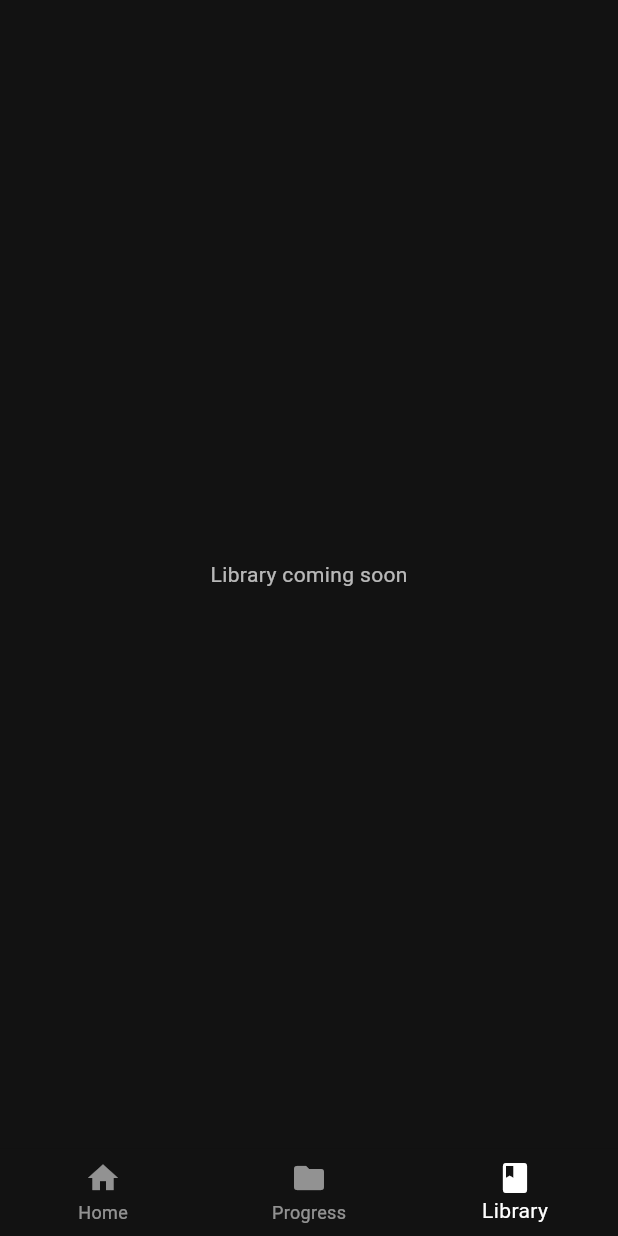
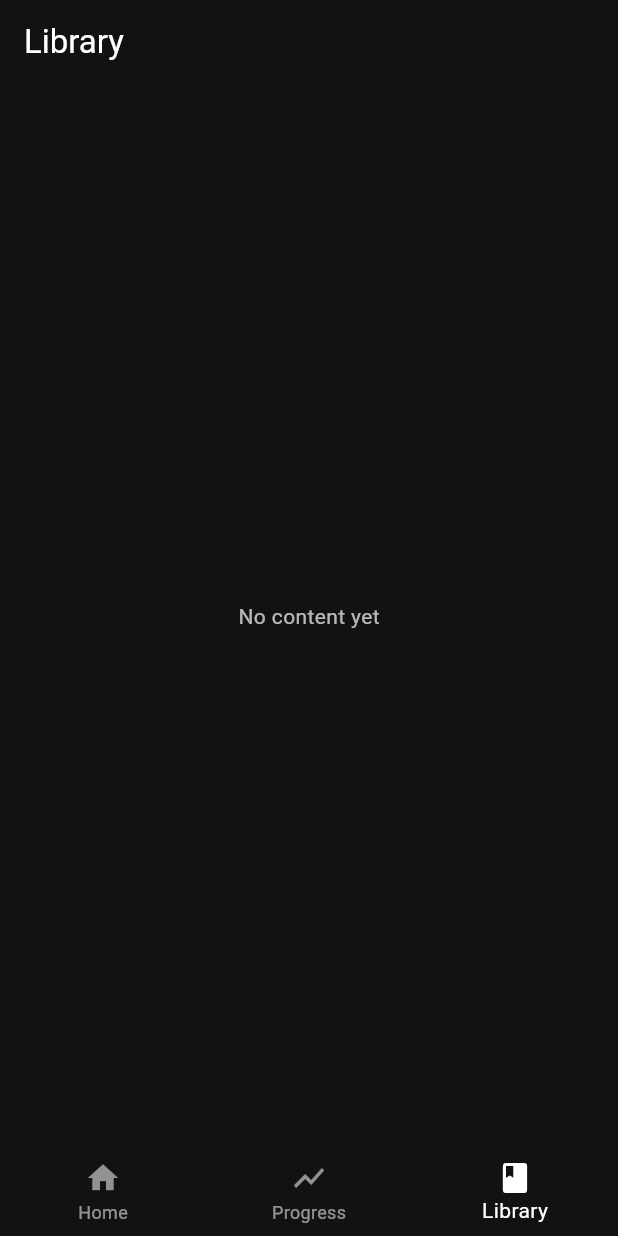
Before and after one commit to AlexPraxedes12/LearnSynth, a Flutter app: the screen it shows after launch, item 3 of the bottom bar chosen, on a phone screen of 412 x 824 dp. Run offline on Flutter 3.47's test engine with Material 3 defaults, Android fonts, the phone set to English and light mode, and no system bars; our stand-ins replace file_picker.

Commit message:
Refactor library navigation

```diff
--- a/frontend/learnsynth/lib/content_provider.dart
+++ b/frontend/learnsynth/lib/content_provider.dart
@@ -1,31 +1,57 @@
 import 'package:flutter/foundation.dart';
+
+/// Simple model representing a piece of study content. Either [text]
+/// or [filePath] will be provided depending on how the content was
+/// added.
+class ContentItem {
+  final String? text;
+  final String? filePath;
+  const ContentItem({this.text, this.filePath});
+}
 
 /// Stores the content added by the user so it can be accessed across screens.
 class ContentProvider extends ChangeNotifier {
   String? text;
   String? filePath;
+  final List<ContentItem> _saved = [];
+
+  /// List of all content pieces added by the user.
+  List<ContentItem> get savedContent => List.unmodifiable(_saved);
 
   void setText(String value) {
     text = value;
     filePath = null;
+    _saved.add(ContentItem(text: value));
     notifyListeners();
   }
 
   void setPdfPath(String path) {
     filePath = path;
     text = null;
+    _saved.add(ContentItem(filePath: path));
     notifyListeners();
   }
 
   void setAudioPath(String path) {
     filePath = path;
     text = null;
+    _saved.add(ContentItem(filePath: path));
     notifyListeners();
   }
 
   void setVideoPath(String path) {
     filePath = path;
     text = null;
+    _saved.add(ContentItem(filePath: path));
     notifyListeners();
   }
+
+  /// Optional helper to retrieve saved content from storage if the list
+  /// is empty. The current implementation simply acts as a placeholder
+  /// for future persistence logic.
+  Future<void> fetchSavedContentIfNeeded() async {
+    if (_saved.isEmpty) {
+      // TODO: load items from local storage or backend
+    }
+  }
 }
--- a/frontend/learnsynth/lib/main.dart
+++ b/frontend/learnsynth/lib/main.dart
@@ -8,7 +8,8 @@ import 'screens/analysis_screen.dart';
 import 'screens/pdf_picker_screen.dart';
 import 'screens/audio_picker_screen.dart';
 import 'screens/video_picker_screen.dart';
-import 'screens/library_screen.dart';
+import 'screens/projects_screen.dart';
+import 'screens/home_screen.dart';
 import 'screens/method_selection_screen.dart';
 import 'screens/deep_understanding_screen.dart';
 import 'screens/memorization_screen.dart';
@@ -50,7 +51,7 @@ class StudyApp extends StatelessWidget {
         Routes.pdfPicker: (_) => const PdfPickerScreen(),
         Routes.audio: (_) => const AudioPickerScreen(),
         Routes.videoPicker: (_) => const VideoPickerScreen(),
-        Routes.library: (_) => const LibraryScreen(),
+        Routes.library: (_) => const ProjectsScreen(),
         Routes.preview: (context) {
           final text =
               ModalRoute.of(context)?.settings.arguments as String? ?? '';
@@ -88,9 +89,9 @@ class MainNavigation extends StatefulWidget {
 class _MainNavigationState extends State<MainNavigation> {
   int _selectedIndex = 0;
   final List<Widget> _screens = const [
-    AddContentScreen(),
+    HomeScreen(),
     ProgressScreen(),
-    LibraryScreen(),
+    ProjectsScreen(),
   ];
 
   void _onItemTapped(int index) {
@@ -111,7 +112,7 @@ class _MainNavigationState extends State<MainNavigation> {
         unselectedItemColor: Colors.white54,
         items: const [
           BottomNavigationBarItem(icon: Icon(Icons.home), label: 'Home'),
-          BottomNavigationBarItem(icon: Icon(Icons.folder), label: 'Progress'),
+          BottomNavigationBarItem(icon: Icon(Icons.show_chart), label: 'Progress'),
           BottomNavigationBarItem(icon: Icon(Icons.book), label: 'Library'),
         ],
       ),
--- a/frontend/learnsynth/lib/screens/library_screen.dart
+++ /dev/null
@@ -1,15 +0,0 @@
-import 'package:flutter/material.dart';
-
-/// Placeholder screen for the user's saved content library.
-class LibraryScreen extends StatelessWidget {
-  const LibraryScreen({super.key});
-
-  @override
-  Widget build(BuildContext context) {
-    return const Scaffold(
-      body: Center(
-        child: Text('Library coming soon', style: TextStyle(color: Colors.white70)),
-      ),
-    );
-  }
-}
--- /dev/null
+++ b/frontend/learnsynth/lib/screens/projects_screen.dart
@@ -0,0 +1,44 @@
+import 'package:flutter/material.dart';
+import 'package:provider/provider.dart';
+import '../content_provider.dart';
+import '../theme/app_theme.dart';
+
+/// Displays the list of saved study content. Replaces the old
+/// [LibraryScreen] which was an empty placeholder.
+class ProjectsScreen extends StatelessWidget {
+  const ProjectsScreen({super.key});
+
+  @override
+  Widget build(BuildContext context) {
+    final provider = context.watch<ContentProvider>();
+    final items = provider.savedContent;
+    return Scaffold(
+      appBar: AppBar(title: const Text('Library')),
+      body: Padding(
+        padding: const EdgeInsets.all(20.0),
+        child: items.isEmpty
+            ? const Center(
+                child: Text('No content yet',
+                    style: TextStyle(color: Colors.white70)),
+              )
+            : ListView.separated(
+                itemCount: items.length,
+                separatorBuilder: (_, __) => const SizedBox(height: 12),
+                itemBuilder: (context, index) {
+                  final item = items[index];
+                  final title = item.filePath != null
+                      ? item.filePath!.split(RegExp(r'[\\/]')).last
+                      : item.text?.split('\n').first.trim() ?? 'Untitled';
+                  return Card(
+                    color: AppTheme.accentGray,
+                    child: ListTile(
+                      title: Text(title,
+                          style: const TextStyle(color: Colors.white)),
+                    ),
+                  );
+                },
+              ),
+      ),
+    );
+  }
+}
```
